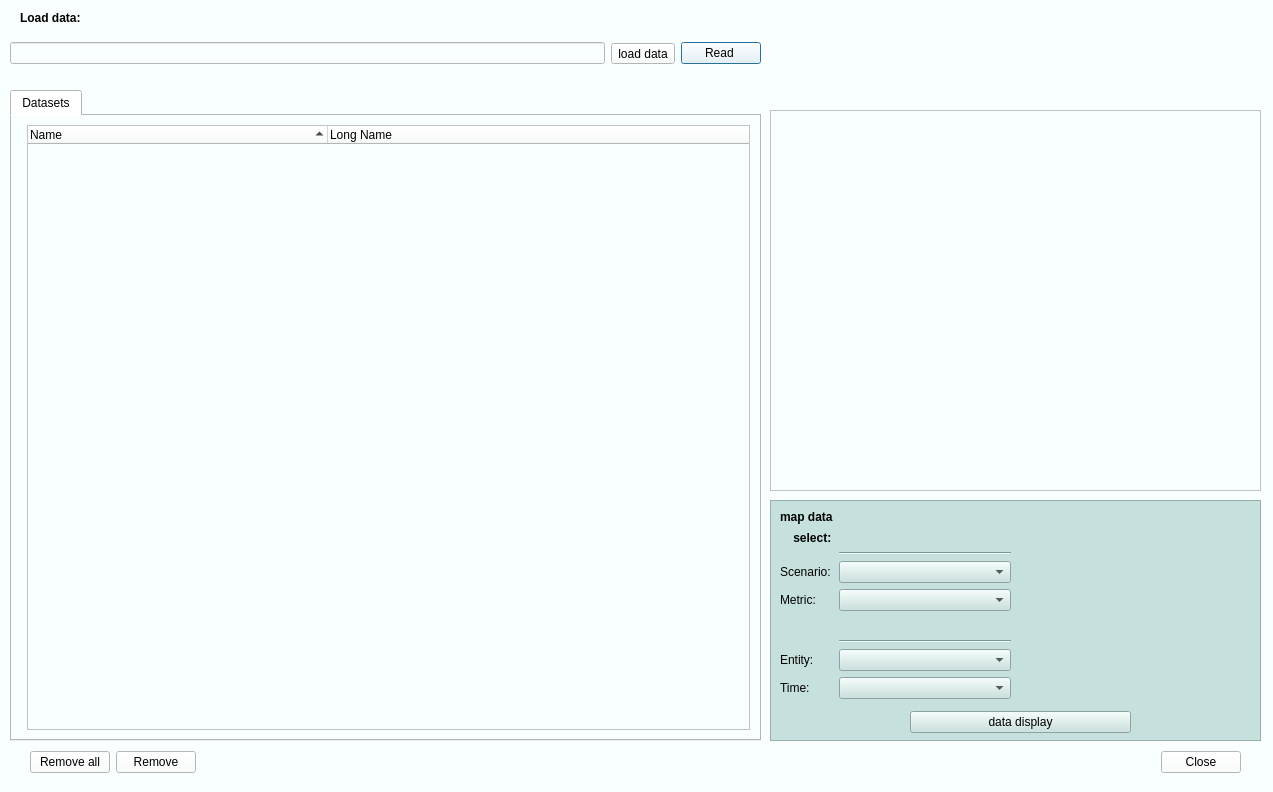
Before: the Qt Designer form EBVCubeVisualizer.ui in EBVcube/EBVCubeVisualizer, drawn with Qt 5.
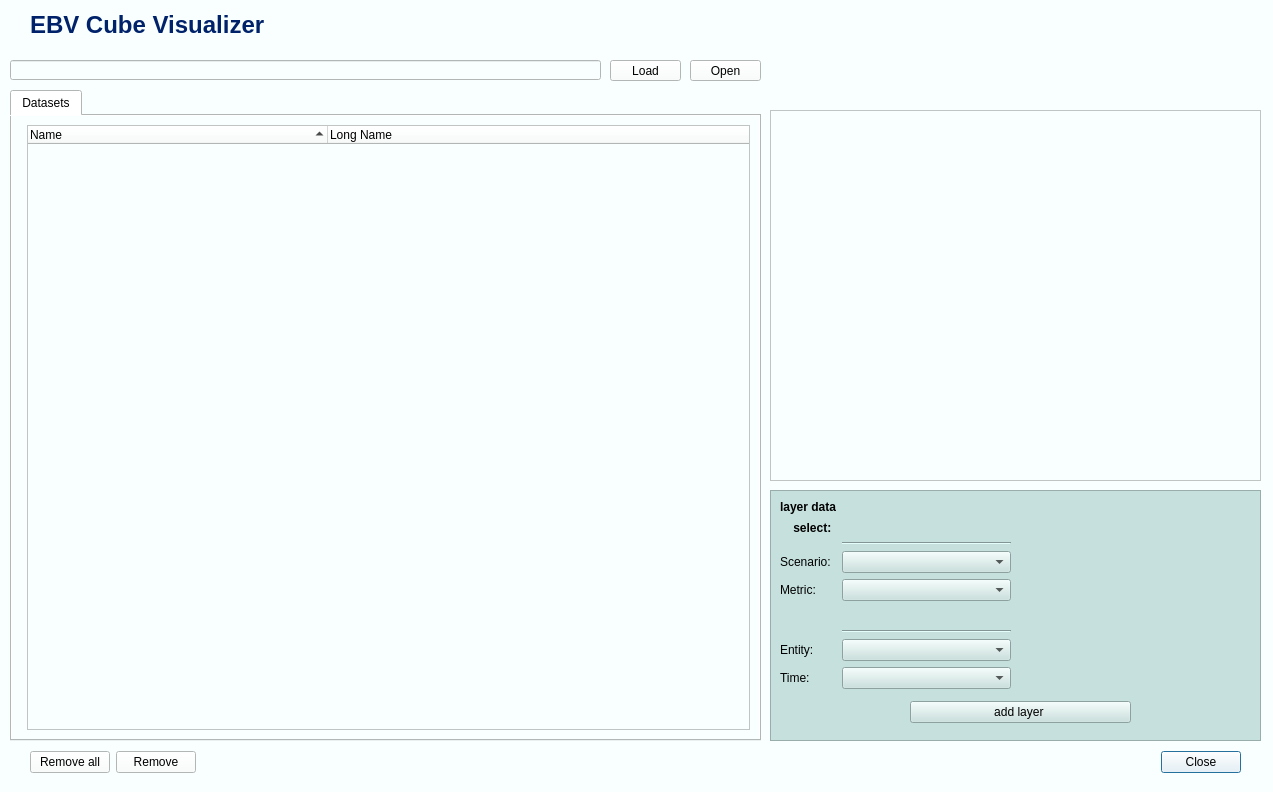
After: the same form once the commit is applied.

Commit message: has been updated

Diff of the .ui file:
```diff
--- a/EBVCubeVisualizer.ui
+++ b/EBVCubeVisualizer.ui
@@ -1,7 +1,7 @@
 <?xml version="1.0" encoding="UTF-8"?>
 <ui version="4.0">
- <class>netCDF</class>
- <widget class="QDialog" name="netCDF">
+ <class>EBVCube</class>
+ <widget class="QDialog" name="EBVCube">
   <property name="geometry">
    <rect>
     <x>0</x>
@@ -18,14 +18,14 @@
   </property>
   <property name="minimumSize">
    <size>
-    <width>1273</width>
-    <height>792</height>
+    <width>0</width>
+    <height>0</height>
    </size>
   </property>
-  <property name="maximumSize">
+  <property name="sizeIncrement">
    <size>
-    <width>16777215</width>
-    <height>16777190</height>
+    <width>0</width>
+    <height>0</height>
    </size>
   </property>
   <property name="mouseTracking">
@@ -34,6 +34,9 @@
   <property name="windowTitle">
    <string>EBVCubeVisualizer</string>
   </property>
+  <property name="toolTip">
+   <string>&lt;html&gt;&lt;head/&gt;&lt;body&gt;&lt;p&gt;&lt;br/&gt;&lt;/p&gt;&lt;/body&gt;&lt;/html&gt;</string>
+  </property>
   <property name="autoFillBackground">
    <bool>false</bool>
   </property>
@@ -49,10 +52,10 @@
   <widget class="QLabel" name="label_6">
    <property name="geometry">
     <rect>
-     <x>20</x>
+     <x>30</x>
      <y>10</y>
-     <width>61</width>
-     <height>16</height>
+     <width>271</width>
+     <height>31</height>
     </rect>
    </property>
    <property name="font">
@@ -62,38 +65,9 @@
     </font>
    </property>
    <property name="text">
-    <string>Load data:</string>
+    <string>&lt;html&gt;&lt;head/&gt;&lt;body&gt;&lt;p&gt;&lt;span style=&quot; font-size:18pt; font-weight:600; color:#00226a;&quot;&gt;EBV Cube Visualizer&lt;/span&gt;&lt;/p&gt;&lt;/body&gt;&lt;/html&gt;</string>
    </property>
   </widget>
-  <widget class="QWidget" name="horizontalLayoutWidget">
-   <property name="geometry">
-    <rect>
-     <x>10</x>
-     <y>40</y>
-     <width>751</width>
-     <height>27</height>
-    </rect>
-   </property>
-   <layout class="QHBoxLayout" name="horizontalLayout">
-    <item>
-     <widget class="QLineEdit" name="text_set"/>
-    </item>
-    <item>
-     <widget class="QToolButton" name="btn_inputFile">
-      <property name="text">
-       <string>load data</string>
-      </property>
-     </widget>
-    </item>
-    <item>
-     <widget class="QPushButton" name="btn_load">
-      <property name="text">
-       <string>Read </string>
-      </property>
-     </widget>
-    </item>
-   </layout>
-  </widget>
   <widget class="QWidget" name="gridLayoutWidget">
    <property name="geometry">
     <rect>
@@ -217,7 +191,7 @@
      <x>770</x>
      <y>110</y>
      <width>491</width>
-     <height>381</height>
+     <height>371</height>
     </rect>
    </property>
    <layout class="QVBoxLayout" name="verticalLayout">
@@ -272,9 +246,9 @@
    <property name="geometry">
     <rect>
      <x>770</x>
-     <y>500</y>
+     <y>490</y>
      <width>491</width>
-     <height>241</height>
+     <height>251</height>
     </rect>
    </property>
    <property name="sizePolicy">
@@ -308,7 +282,7 @@
         <string notr="true">selection-background-color: rgb(83, 194, 200);</string>
        </property>
        <property name="text">
-        <string>data display</string>
+        <string>add layer </string>
        </property>
       </widget>
      </item>
@@ -333,20 +307,7 @@
         </font>
        </property>
        <property name="text">
-        <string>map data</string>
-       </property>
-      </widget>
-     </item>
-     <item row="1" column="0">
-      <widget class="QLabel" name="label_8">
-       <property name="font">
-        <font>
-         <weight>75</weight>
-         <bold>true</bold>
-        </font>
-       </property>
-       <property name="text">
-        <string>    select:</string>
+        <string>layer data</string>
        </property>
       </widget>
      </item>
@@ -430,9 +391,88 @@
      <item row="10" column="1">
       <widget class="QComboBox" name="cbox_time"/>
      </item>
+     <item row="1" column="0">
+      <widget class="QLabel" name="label_8">
+       <property name="font">
+        <font>
+         <weight>75</weight>
+         <bold>true</bold>
+        </font>
+       </property>
+       <property name="text">
+        <string>    select:</string>
+       </property>
+      </widget>
+     </item>
     </layout>
    </widget>
   </widget>
+  <widget class="QToolButton" name="btn_inputFile">
+   <property name="geometry">
+    <rect>
+     <x>610</x>
+     <y>60</y>
+     <width>71</width>
+     <height>21</height>
+    </rect>
+   </property>
+   <property name="minimumSize">
+    <size>
+     <width>0</width>
+     <height>0</height>
+    </size>
+   </property>
+   <property name="sizeIncrement">
+    <size>
+     <width>0</width>
+     <height>0</height>
+    </size>
+   </property>
+   <property name="baseSize">
+    <size>
+     <width>0</width>
+     <height>0</height>
+    </size>
+   </property>
+   <property name="toolTip">
+    <string>&lt;html&gt;&lt;head/&gt;&lt;body&gt;&lt;p align=&quot;center&quot;&gt;&lt;br/&gt;&lt;/p&gt;&lt;/body&gt;&lt;/html&gt;</string>
+   </property>
+   <property name="text">
+    <string>Load</string>
+   </property>
+  </widget>
+  <widget class="QPushButton" name="btn_load">
+   <property name="geometry">
+    <rect>
+     <x>690</x>
+     <y>60</y>
+     <width>71</width>
+     <height>21</height>
+    </rect>
+   </property>
+   <property name="sizePolicy">
+    <sizepolicy hsizetype="Fixed" vsizetype="Fixed">
+     <horstretch>0</horstretch>
+     <verstretch>0</verstretch>
+    </sizepolicy>
+   </property>
+   <property name="text">
+    <string>Open</string>
+   </property>
+   <property name="autoRepeat">
+    <bool>false</bool>
+   </property>
+  </widget>
+  <widget class="QLineEdit" name="text_set">
+   <property name="geometry">
+    <rect>
+     <x>10</x>
+     <y>60</y>
+     <width>591</width>
+     <height>20</height>
+    </rect>
+   </property>
+  </widget>
  </widget>
  <resources/>
  <connections/>
```
